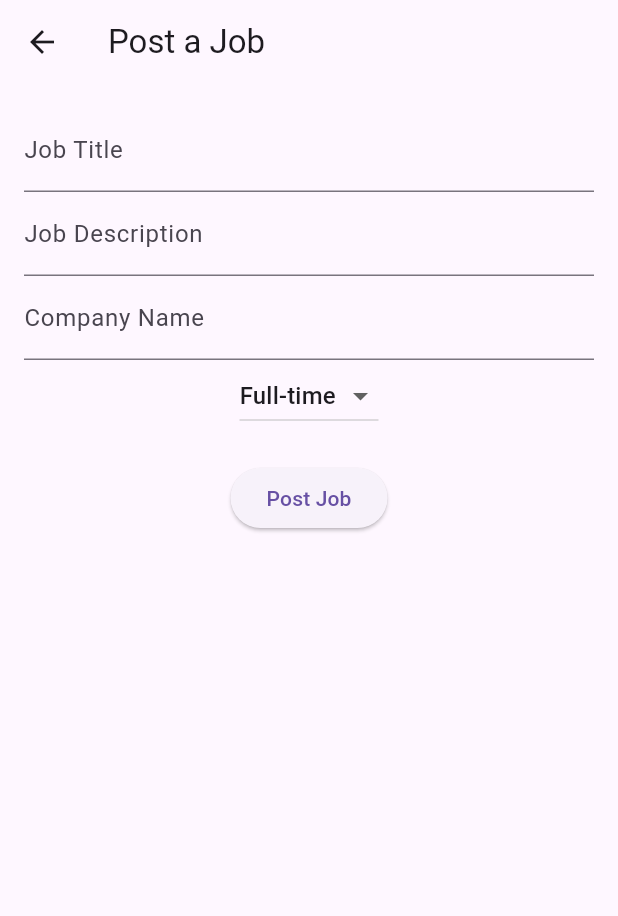
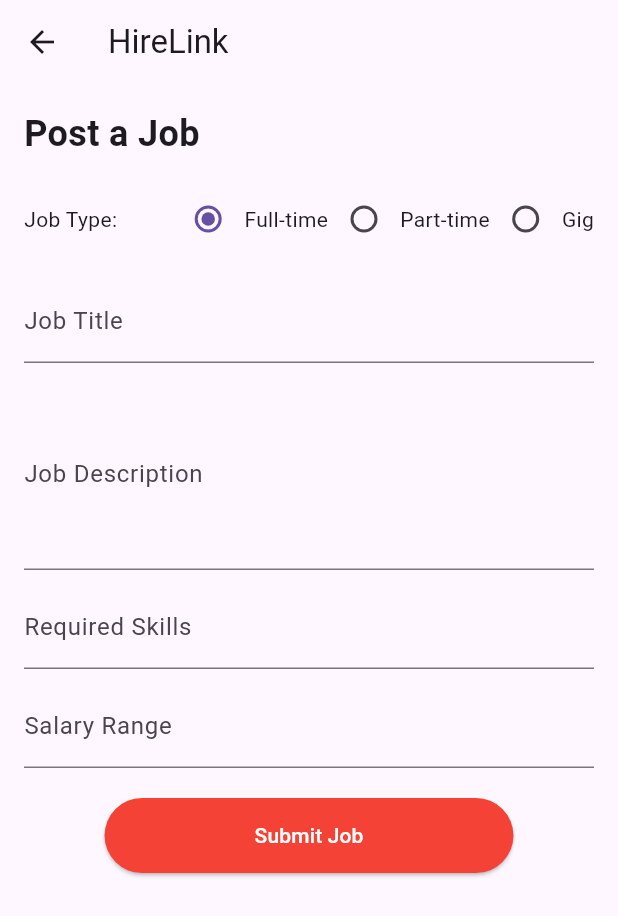
Before and after one commit to bossteve1/HireLink, a Flutter app: the JobPostScreen screen opened by its route, on a phone screen of 412 x 824 dp. Shown: the top 916 px of the screen. Run offline on Flutter 3.47's test engine with Material 3 defaults, Android fonts, the light colour scheme and no system bars.

Commit message:
add radio buttons

```diff
--- a/hirelink_app/lib/screens/job_post_screen.dart
+++ b/hirelink_app/lib/screens/job_post_screen.dart
@@ -4,60 +4,107 @@ import '../models/job.dart';
 import '../providers/job_provider.dart';
 
 class JobPostScreen extends StatelessWidget {
-  final _titleController = TextEditingController();
-  final _descriptionController = TextEditingController();
-  final _companyController = TextEditingController();
-  String _jobType = 'Full-time';
+  final _formKey = GlobalKey<FormState>();
 
   @override
   Widget build(BuildContext context) {
     return Scaffold(
-      appBar: AppBar(title: Text('Post a Job')),
+      appBar: AppBar(
+        title: Text('HireLink'),
+      ),
       body: Padding(
         padding: const EdgeInsets.all(16.0),
-        child: Column(
-          children: [
-            TextField(
-              controller: _titleController,
-              decoration: InputDecoration(labelText: 'Job Title'),
-            ),
-            TextField(
-              controller: _descriptionController,
-              decoration: InputDecoration(labelText: 'Job Description'),
-            ),
-            TextField(
-              controller: _companyController,
-              decoration: InputDecoration(labelText: 'Company Name'),
-            ),
-            DropdownButton<String>(
-              value: _jobType,
-              onChanged: (value) {
-                _jobType = value!;
-              },
-              items: ['Full-time', 'Part-time', 'Gig']
-                  .map((type) => DropdownMenuItem(
-                        value: type,
-                        child: Text(type),
-                      ))
-                  .toList(),
-            ),
-            SizedBox(height: 20),
-            ElevatedButton(
-              onPressed: () {
-                final job = Job(
-                  title: _titleController.text,
-                  description: _descriptionController.text,
-                  companyName: _companyController.text,
-                  type: _jobType,
-                );
-                Provider.of<JobProvider>(context, listen: false).addJob(job);
-                Navigator.pop(context);
-              },
-              child: Text('Post Job'),
-            ),
-          ],
+        child: SingleChildScrollView(
+          child: Column(
+            crossAxisAlignment: CrossAxisAlignment.start,
+            children: [
+              Text("Post a Job", style: TextStyle(fontSize: 24, fontWeight: FontWeight.bold)),
+              SizedBox(height: 16),
+              Row(
+                mainAxisAlignment: MainAxisAlignment.spaceBetween,
+                children: [
+                  Text("Job Type: "),
+                  JobTypeRadioButton(),
+                ],
+              ),
+              SizedBox(height: 16),
+              JobForm(),
+            ],
+          ),
         ),
       ),
     );
   }
 }
+
+class JobTypeRadioButton extends StatefulWidget {
+  @override
+  _JobTypeRadioButtonState createState() => _JobTypeRadioButtonState();
+}
+
+class _JobTypeRadioButtonState extends State<JobTypeRadioButton> {
+  String _jobType = "Full-time";
+
+  @override
+  Widget build(BuildContext context) {
+    return Row(
+      children: [
+        Radio<String>(
+          value: "Full-time",
+          groupValue: _jobType,
+          onChanged: (value) => setState(() => _jobType = value!),
+        ),
+        Text("Full-time"),
+        Radio<String>(
+          value: "Part-time",
+          groupValue: _jobType,
+          onChanged: (value) => setState(() => _jobType = value!),
+        ),
+        Text("Part-time"),
+        Radio<String>(
+          value: "Gig",
+          groupValue: _jobType,
+          onChanged: (value) => setState(() => _jobType = value!),
+        ),
+        Text("Gig"),
+      ],
+    );
+  }
+}
+
+class JobForm extends StatelessWidget {
+  @override
+  Widget build(BuildContext context) {
+    return Form(
+      child: Column(
+        children: [
+          TextFormField(
+            decoration: InputDecoration(labelText: "Job Title"),
+          ),
+          SizedBox(height: 10),
+          TextFormField(
+            maxLines: 4,
+            decoration: InputDecoration(labelText: "Job Description"),
+          ),
+          SizedBox(height: 10),
+          TextFormField(
+            decoration: InputDecoration(labelText: "Required Skills"),
+          ),
+          SizedBox(height: 10),
+          TextFormField(
+            decoration: InputDecoration(labelText: "Salary Range"),
+          ),
+          SizedBox(height: 20),
+          ElevatedButton(
+            onPressed: () {},
+            style: ElevatedButton.styleFrom(
+              backgroundColor: Colors.red,
+              padding: EdgeInsets.symmetric(vertical: 15, horizontal: 100),
+            ),
+            child: Text("Submit Job", style: TextStyle(color: Colors.white)),
+          ),
+        ],
+      ),
+    );
+  }
+}
```
